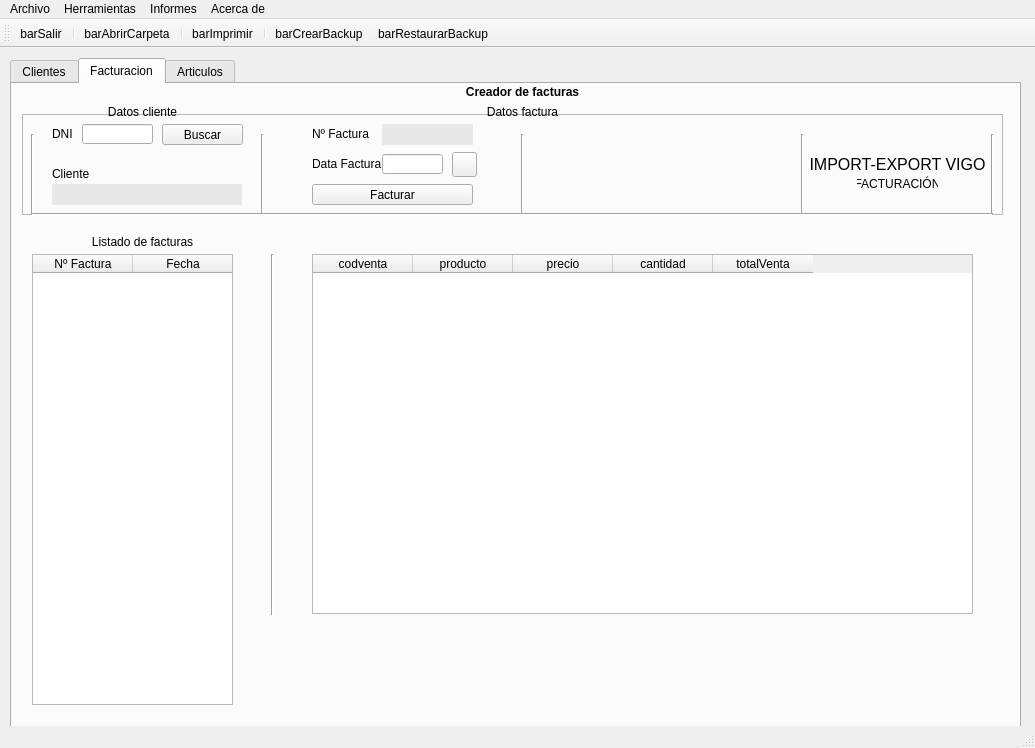
Before: the Qt Designer form window.ui in PanicoEstaCogido123/lagopaz, drawn with Qt 5.
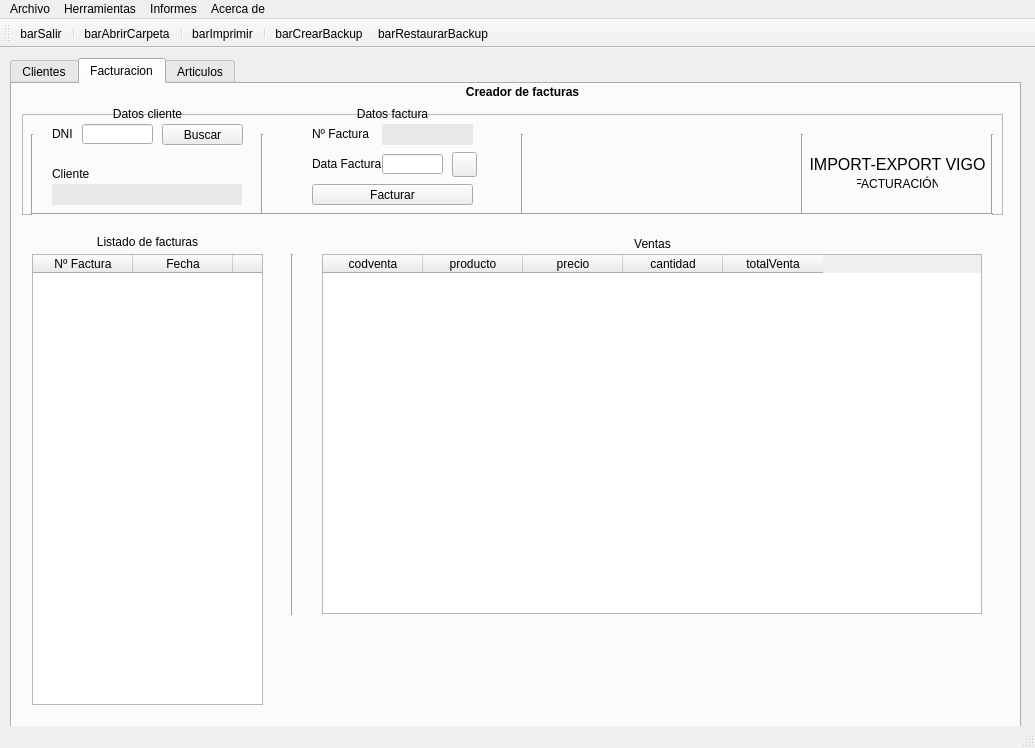
After: the same form once the commit is applied. Icons and pictures are not drawn.

```diff
--- a/window.ui
+++ b/window.ui
@@ -1250,7 +1250,7 @@
        <rect>
         <x>20</x>
         <y>170</y>
-        <width>201</width>
+        <width>231</width>
         <height>451</height>
        </rect>
       </property>
@@ -1273,13 +1273,18 @@
         <string>Fecha</string>
        </property>
       </column>
+      <column>
+       <property name="text">
+        <string/>
+       </property>
+      </column>
      </widget>
      <widget class="QLabel" name="label_9">
       <property name="geometry">
        <rect>
-        <x>80</x>
+        <x>20</x>
         <y>150</y>
-        <width>101</width>
+        <width>231</width>
         <height>16</height>
        </rect>
       </property>
@@ -1293,10 +1298,10 @@
      <widget class="QLabel" name="label_13">
       <property name="geometry">
        <rect>
-        <x>80</x>
+        <x>20</x>
         <y>20</y>
-        <width>101</width>
-        <height>16</height>
+        <width>231</width>
+        <height>20</height>
        </rect>
       </property>
       <property name="text">
@@ -1331,10 +1336,10 @@
      <widget class="QLabel" name="label_15">
       <property name="geometry">
        <rect>
-        <x>460</x>
+        <x>250</x>
         <y>20</y>
-        <width>101</width>
-        <height>16</height>
+        <width>261</width>
+        <height>20</height>
        </rect>
       </property>
       <property name="text">
@@ -1347,9 +1352,9 @@
      <widget class="QTableWidget" name="tabVentas">
       <property name="geometry">
        <rect>
-        <x>300</x>
+        <x>310</x>
         <y>170</y>
-        <width>661</width>
+        <width>660</width>
         <height>360</height>
        </rect>
       </property>
@@ -1397,7 +1402,7 @@
      <widget class="Line" name="line_9">
       <property name="geometry">
        <rect>
-        <x>250</x>
+        <x>270</x>
         <y>170</y>
         <width>20</width>
         <height>361</height>
@@ -1407,6 +1412,38 @@
        <enum>Qt::Vertical</enum>
       </property>
      </widget>
+     <widget class="QLabel" name="label_16">
+      <property name="geometry">
+       <rect>
+        <x>310</x>
+        <y>150</y>
+        <width>661</width>
+        <height>20</height>
+       </rect>
+      </property>
+      <property name="text">
+       <string>Ventas</string>
+      </property>
+      <property name="alignment">
+       <set>Qt::AlignCenter</set>
+      </property>
+     </widget>
+     <widget class="QLabel" name="lblVentas">
+      <property name="geometry">
+       <rect>
+        <x>310</x>
+        <y>530</y>
+        <width>661</width>
+        <height>16</height>
+       </rect>
+      </property>
+      <property name="text">
+       <string/>
+      </property>
+      <property name="alignment">
+       <set>Qt::AlignCenter</set>
+      </property>
+     </widget>
     </widget>
     <widget class="QWidget" name="Articulos">
      <attribute name="title">
```
Left out of the diff: 42 changed lines with no effect on the pictures.
